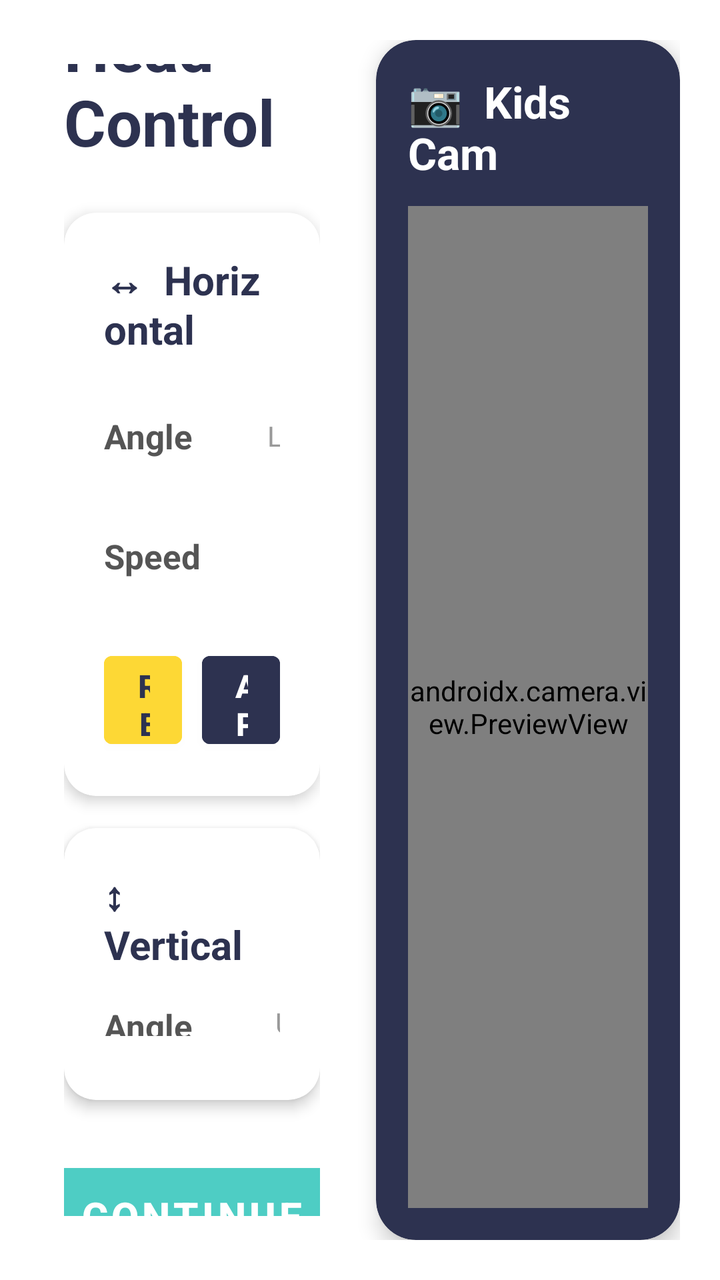
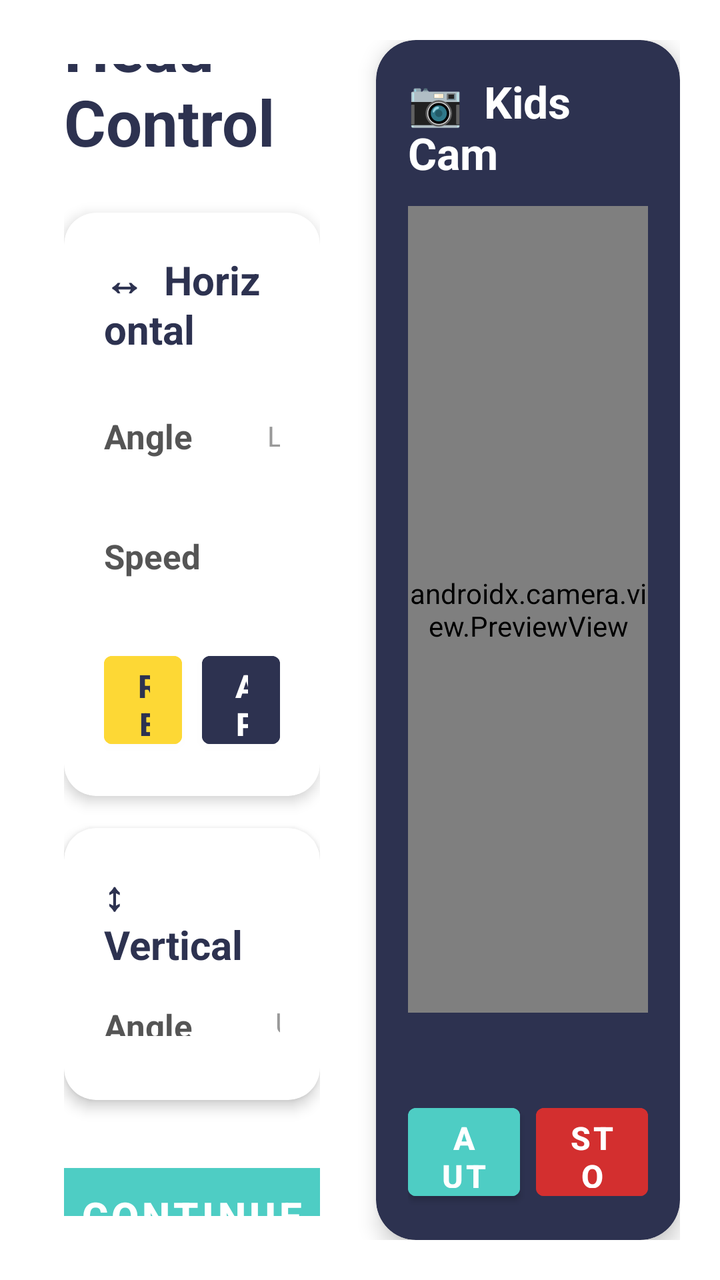

Screens rendered from an Android XML layout before and after an edit, with the pre-edit source and the edit as a unified diff.
<!-- AndroidManifest.xml: application theme Theme.RoboMove -->
<!-- res/layout/activity_camera_alignment.xml -->
<?xml version="1.0" encoding="utf-8"?>
<LinearLayout xmlns:android="http://schemas.android.com/apk/res/android"
    android:layout_width="match_parent"
    android:layout_height="match_parent"
    android:orientation="horizontal"
    android:background="@color/robomove_white"
    android:padding="20dp">

    
    <LinearLayout
        android:layout_width="0dp"
        android:layout_height="match_parent"
        android:layout_weight="1"
        android:orientation="vertical"
        android:gravity="center_vertical"
        android:padding="12dp">

        <TextView
            android:layout_width="wrap_content"
            android:layout_height="wrap_content"
            android:text="Head Control"
            android:textSize="32sp"
            android:textStyle="bold"
            android:textColor="@color/robomove_navy"
            android:layout_marginBottom="24dp"/>

        
        <androidx.cardview.widget.CardView
            android:layout_width="match_parent"
            android:layout_height="wrap_content"
            android:layout_marginBottom="16dp"
            app:cardCornerRadius="16dp"
            app:cardElevation="4dp"
            app:cardBackgroundColor="@color/robomove_white"
            xmlns:app="http://schemas.android.com/apk/res-auto">

            <LinearLayout
                android:layout_width="match_parent"
                android:layout_height="wrap_content"
                android:orientation="vertical"
                android:padding="20dp">

                <TextView
                    android:layout_width="wrap_content"
                    android:layout_height="wrap_content"
                    android:text="↔  Horizontal"
                    android:textSize="20sp"
                    android:textStyle="bold"
                    android:textColor="@color/robomove_navy"
                    android:layout_marginBottom="16dp"/>

                
                <LinearLayout
                    android:layout_width="match_parent"
                    android:layout_height="wrap_content"
                    android:orientation="horizontal"
                    android:gravity="center_vertical"
                    android:layout_marginBottom="12dp">

                    <TextView
                        android:layout_width="72dp"
                        android:layout_height="wrap_content"
                        android:text="Angle"
                        android:textSize="17sp"
                        android:textStyle="bold"
                        android:textColor="#555"/>

                    <TextView
                        android:layout_width="44dp"
                        android:layout_height="wrap_content"
                        android:text="Left"
                        android:textSize="14sp"
                        android:textColor="#999"
                        android:gravity="center"/>

                    <SeekBar
                        android:id="@+id/seekHoriAngle"
                        android:layout_width="0dp"
                        android:layout_height="48dp"
                        android:layout_weight="1"
                        android:max="160"
                        android:progress="80"/>

                    <TextView
                        android:layout_width="48dp"
                        android:layout_height="wrap_content"
                        android:text="Right"
                        android:textSize="14sp"
                        android:textColor="#999"
                        android:gravity="center"/>

                    <TextView
                        android:id="@+id/tvHoriAngleVal"
                        android:layout_width="48dp"
                        android:layout_height="wrap_content"
                        android:text="0"
                        android:textSize="18sp"
                        android:textColor="@color/robomove_navy"
                        android:textStyle="bold"
                        android:gravity="center"/>

                    <TextView
                        android:layout_width="wrap_content"
                        android:layout_height="wrap_content"
                        android:text="°"
                        android:textSize="17sp"
                        android:textColor="#888"/>
                </LinearLayout>

                
                <LinearLayout
                    android:layout_width="match_parent"
                    android:layout_height="wrap_content"
                    android:orientation="horizontal"
                    android:gravity="center_vertical"
                    android:layout_marginBottom="20dp">

                    <TextView
                        android:layout_width="72dp"
                        android:layout_height="wrap_content"
                        android:text="Speed"
                        android:textSize="17sp"
                        android:textStyle="bold"
                        android:textColor="#555"/>

                    <View android:layout_width="44dp" android:layout_height="1dp"/>

                    <SeekBar
                        android:id="@+id/seekHoriSpeed"
                        android:layout_width="0dp"
                        android:layout_height="48dp"
                        android:layout_weight="1"
                        android:max="99"
                        android:progress="49"/>

                    <View android:layout_width="48dp" android:layout_height="1dp"/>

                    <TextView
                        android:id="@+id/tvHoriSpeedVal"
                        android:layout_width="48dp"
                        android:layout_height="wrap_content"
                        android:text="50"
                        android:textSize="18sp"
                        android:textColor="@color/robomove_navy"
                        android:textStyle="bold"
                        android:gravity="center"/>

                    <TextView
                        android:layout_width="wrap_content"
                        android:layout_height="wrap_content"
                        android:text="%"
                        android:textSize="17sp"
                        android:textColor="#888"/>
                </LinearLayout>

                
                <LinearLayout
                    android:layout_width="match_parent"
                    android:layout_height="wrap_content"
                    android:orientation="horizontal">

                    <Button
                        android:id="@+id/btnHoriReset"
                        android:layout_width="0dp"
                        android:layout_height="56dp"
                        android:layout_weight="1"
                        android:layout_marginEnd="10dp"
                        android:text="Reset"
                        android:textSize="16sp"
                        android:backgroundTint="#FDD835"
                        android:textColor="@color/robomove_navy"
                        android:textStyle="bold"/>

                    <Button
                        android:id="@+id/btnHoriApply"
                        android:layout_width="0dp"
                        android:layout_height="56dp"
                        android:layout_weight="1"
                        android:text="Apply"
                        android:textSize="16sp"
                        android:backgroundTint="@color/robomove_navy"
                        android:textColor="@color/robomove_white"
                        android:textStyle="bold"/>
                </LinearLayout>
            </LinearLayout>
        </androidx.cardview.widget.CardView>

        
        <androidx.cardview.widget.CardView
            android:layout_width="match_parent"
            android:layout_height="wrap_content"
            android:layout_marginBottom="28dp"
            app:cardCornerRadius="16dp"
            app:cardElevation="4dp"
            app:cardBackgroundColor="@color/robomove_white"
            xmlns:app="http://schemas.android.com/apk/res-auto">

            <LinearLayout
                android:layout_width="match_parent"
                android:layout_height="wrap_content"
                android:orientation="vertical"
                android:padding="20dp">

                <TextView
                    android:layout_width="wrap_content"
                    android:layout_height="wrap_content"
                    android:text="↕  Vertical"
                    android:textSize="20sp"
                    android:textStyle="bold"
                    android:textColor="@color/robomove_navy"
                    android:layout_marginBottom="16dp"/>

                
                <LinearLayout
                    android:layout_width="match_parent"
                    android:layout_height="wrap_content"
                    android:orientation="horizontal"
                    android:gravity="center_vertical"
                    android:layout_marginBottom="12dp">

                    <TextView
                        android:layout_width="72dp"
                        android:layout_height="wrap_content"
                        android:text="Angle"
                        android:textSize="17sp"
                        android:textStyle="bold"
                        android:textColor="#555"/>

                    <TextView
                        android:layout_width="44dp"
                        android:layout_height="wrap_content"
                        android:text="Up"
                        android:textSize="14sp"
                        android:textColor="#999"
                        android:gravity="center"/>

                    <SeekBar
                        android:id="@+id/seekVertiAngle"
                        android:layout_width="0dp"
                        android:layout_height="48dp"
                        android:layout_weight="1"
                        android:max="23"
                        android:progress="3"/>

                    <TextView
                        android:layout_width="48dp"
                        android:layout_height="wrap_content"
                        android:text="Down"
                        android:textSize="14sp"
                        android:textColor="#999"
                        android:gravity="center"/>

                    <TextView
                        android:id="@+id/tvVertiAngleVal"
                        android:layout_width="48dp"
                        android:layout_height="wrap_content"
                        android:text="0"
                        android:textSize="18sp"
                        android:textColor="@color/robomove_navy"
                        android:textStyle="bold"
                        android:gravity="center"/>

                    <TextView
                        android:layout_width="wrap_content"
                        android:layout_height="wrap_content"
                        android:text="°"
                        android:textSize="17sp"
                        android:textColor="#888"/>
                </LinearLayout>

                
                <LinearLayout
                    android:layout_width="match_parent"
                    android:layout_height="wrap_content"
                    android:orientation="horizontal"
                    android:gravity="center_vertical"
                    android:layout_marginBottom="20dp">

                    <TextView
                        android:layout_width="72dp"
                        android:layout_height="wrap_content"
                        android:text="Speed"
                        android:textSize="17sp"
                        android:textStyle="bold"
                        android:textColor="#555"/>

                    <View android:layout_width="44dp" android:layout_height="1dp"/>

                    <SeekBar
                        android:id="@+id/seekVertiSpeed"
                        android:layout_width="0dp"
                        android:layout_height="48dp"
                        android:layout_weight="1"
                        android:max="99"
                        android:progress="49"/>

                    <View android:layout_width="48dp" android:layout_height="1dp"/>

                    <TextView
                        android:id="@+id/tvVertiSpeedVal"
                        android:layout_width="48dp"
                        android:layout_height="wrap_content"
                        android:text="50"
                        android:textSize="18sp"
                        android:textColor="@color/robomove_navy"
                        android:textStyle="bold"
                        android:gravity="center"/>

                    <TextView
                        android:layout_width="wrap_content"
                        android:layout_height="wrap_content"
                        android:text="%"
                        android:textSize="17sp"
                        android:textColor="#888"/>
                </LinearLayout>

                
                <LinearLayout
                    android:layout_width="match_parent"
                    android:layout_height="wrap_content"
                    android:orientation="horizontal">

                    <Button
                        android:id="@+id/btnVertiReset"
                        android:layout_width="0dp"
                        android:layout_height="56dp"
                        android:layout_weight="1"
                        android:layout_marginEnd="10dp"
                        android:text="Reset"
                        android:textSize="16sp"
                        android:backgroundTint="#FDD835"
                        android:textColor="@color/robomove_navy"
                        android:textStyle="bold"/>

                    <Button
                        android:id="@+id/btnVertiApply"
                        android:layout_width="0dp"
                        android:layout_height="56dp"
                        android:layout_weight="1"
                        android:text="Apply"
                        android:textSize="16sp"
                        android:backgroundTint="@color/robomove_navy"
                        android:textColor="@color/robomove_white"
                        android:textStyle="bold"/>
                </LinearLayout>
            </LinearLayout>
        </androidx.cardview.widget.CardView>

        
        <Button
            android:id="@+id/btnContinue"
            android:layout_width="240dp"
            android:layout_height="60dp"
            android:layout_gravity="center_horizontal"
            android:text="Continue"
            android:textSize="20sp"
            android:backgroundTint="@color/robomove_teal"
            android:textColor="@color/robomove_white"
            android:textStyle="bold"/>

    </LinearLayout>

    
    <androidx.cardview.widget.CardView
        android:layout_width="0dp"
        android:layout_height="match_parent"
        android:layout_weight="1"
        android:layout_marginStart="16dp"
        app:cardCornerRadius="20dp"
        app:cardElevation="6dp"
        app:cardBackgroundColor="@color/robomove_navy"
        xmlns:app="http://schemas.android.com/apk/res-auto">

        <LinearLayout
            android:layout_width="match_parent"
            android:layout_height="match_parent"
            android:orientation="vertical"
            android:padding="16dp">

            <TextView
                android:layout_width="wrap_content"
                android:layout_height="wrap_content"
                android:text="📷  Kids Cam"
                android:textSize="22sp"
                android:textStyle="bold"
                android:textColor="@color/robomove_white"
                android:layout_marginBottom="12dp"/>

            <androidx.camera.view.PreviewView
                android:id="@+id/cameraPreview"
                android:layout_width="match_parent"
                android:layout_height="0dp"
                android:layout_weight="1"/>

        </LinearLayout>
    </androidx.cardview.widget.CardView>

</LinearLayout>
<!-- resources referenced by this layout -->
<resources>
  <color name="robomove_navy">#2D3250</color>
  <color name="robomove_teal">#4ECDC4</color>
  <color name="robomove_white">#FFFFFF</color>
  <style name="Theme.RoboMove" parent="Theme.MaterialComponents.DayNight.NoActionBar">
          <item name="colorPrimary">@color/robomove_navy</item>
          <item name="colorPrimaryVariant">@color/robomove_navy</item>
          <item name="colorOnPrimary">@color/robomove_white</item>
          <item name="colorSecondary">@color/robomove_yellow</item>
          <item name="android:windowBackground">@color/robomove_white</item>
      </style>
  <color name="robomove_yellow">#F5C842</color>
</resources>

<!-- the commit's change to res/layout/activity_camera_alignment.xml (unified diff, before → after) -->
@@ -392,6 +392,49 @@
                 android:layout_height="0dp"
                 android:layout_weight="1"/>
 
+            
+            <TextView
+                android:id="@+id/tvAutoAlignStatus"
+                android:layout_width="match_parent"
+                android:layout_height="wrap_content"
+                android:layout_marginTop="12dp"
+                android:text=""
+                android:textSize="16sp"
+                android:textColor="@color/robomove_white"
+                android:gravity="center"/>
+
+            
+            <LinearLayout
+                android:layout_width="match_parent"
+                android:layout_height="wrap_content"
+                android:orientation="horizontal"
+                android:layout_marginTop="8dp">
+
+                <Button
+                    android:id="@+id/btnAutoAlign"
+                    android:layout_width="0dp"
+                    android:layout_height="56dp"
+                    android:layout_weight="1"
+                    android:layout_marginEnd="8dp"
+                    android:text="Auto Align"
+                    android:textSize="16sp"
+                    android:backgroundTint="@color/robomove_teal"
+                    android:textColor="@color/robomove_white"
+                    android:textStyle="bold"/>
+
+                <Button
+                    android:id="@+id/btnStopAutoAlign"
+                    android:layout_width="0dp"
+                    android:layout_height="56dp"
+                    android:layout_weight="1"
+                    android:text="Stop"
+                    android:enabled="false"
+                    android:textSize="16sp"
+                    android:backgroundTint="#D32F2F"
+                    android:textColor="@color/robomove_white"
+                    android:textStyle="bold"/>
+            </LinearLayout>
+
         </LinearLayout>
     </androidx.cardview.widget.CardView>
 
